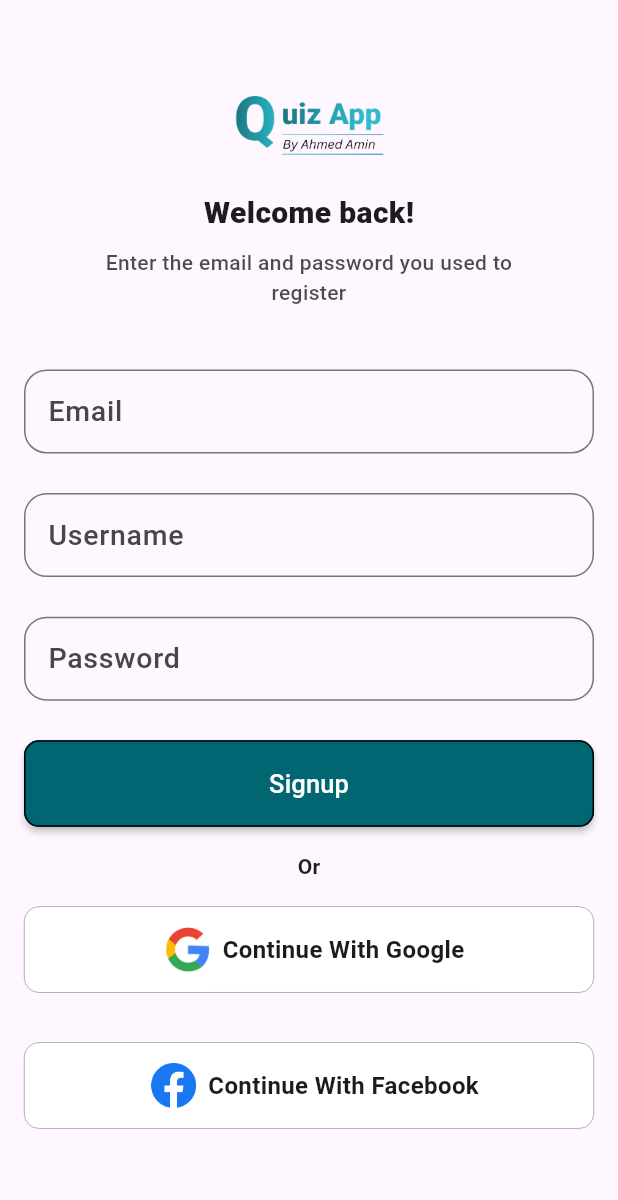
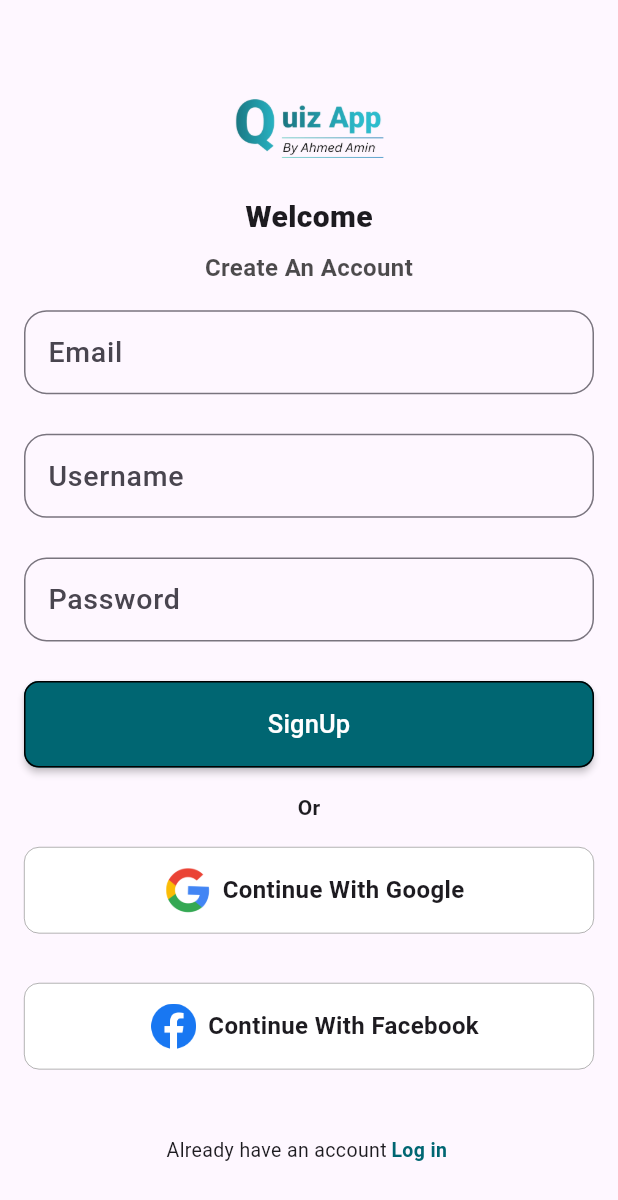
Before and after one commit to AhmedAmin55/Quiz_App, a Flutter app: the screen it shows after launch, after a tap on "Create an account", on a phone screen of 412 x 824 dp. Shown: the top 1200 px of the screen. Run offline on Flutter 3.47's test engine with Material 3 defaults, Android fonts, the phone set to English and light mode, and no system bars; our stand-ins replace animate_do.

Commit message:
finish login & signup

```diff
--- a/lib/core/utilis/app_texts.dart
+++ b/lib/core/utilis/app_texts.dart
@@ -14,9 +14,10 @@ class AppTexts{
   static const String haveNotSignedUpYet="Haven't signed up yet?";
   static const String createAnAccount="Create an account";
   // texts for signup page
-  static const String signup="Signup";
+  static const String signup="SignUp";
   static const String userName="Username";
   static const String hintUserName="Amino55";
   static const String welcomeSignup="Welcome";
-  static const String createAccount="Create An Account";
+  static const String noteSignup="Create An Account";
+  static const String alreadyHaveAnAccount="Already have an account";
 }
--- a/lib/features/login/data/shared_widget/custom_textformfield.dart
+++ b/lib/features/login/data/shared_widget/custom_textformfield.dart
@@ -21,7 +21,7 @@ class CustomTextField extends StatelessWidget {
           labelText: labelText,
           labelStyle: const TextStyle(
               fontSize: 19,
-              fontWeight: FontWeight.w500
+              fontWeight: FontWeight.w500,
           ),
           hintText: hintText,
           border: OutlineInputBorder(
--- a/lib/features/login/view/login_screen.dart
+++ b/lib/features/login/view/login_screen.dart
@@ -16,10 +16,14 @@ class LoginPage extends StatelessWidget {
     return Scaffold(
       body: Padding(
         padding: const EdgeInsets.all(16.0),
+        child: SingleChildScrollView(
           child: Column(
             crossAxisAlignment: CrossAxisAlignment.center,
             mainAxisAlignment: MainAxisAlignment.end,
             children:[
+              SizedBox(
+                height: size.height*0.05,
+              ),
               Image.asset(AppImages.smallLogo,width: 100),
               SizedBox(
                 height: size.height*0.03,
@@ -96,7 +100,7 @@ class LoginPage extends StatelessWidget {
               SizedBox(
                 height: size.height*0.02,
               ),
-            Text(
+              const Text(
                 AppTexts.or,
                 style:TextStyle(
                   fontWeight: FontWeight.w700
@@ -186,8 +190,8 @@ class LoginPage extends StatelessWidget {
                     padding: const EdgeInsets.all(3.0),
                     child: GestureDetector(
                       onTap: (){
-                      Navigator.pushReplacement(context, MaterialPageRoute(builder: (context){
-                      return SignupPage();
+                        Navigator.push(context, MaterialPageRoute(builder: (context){
+                        return const SignupPage();
                       }));
                       },
                       child: const Text(
@@ -205,6 +209,7 @@ class LoginPage extends StatelessWidget {
             ]
           ),
         ),
+      ),
     );
   }
 }
--- a/lib/features/signup/view/signup_screen.dart
+++ b/lib/features/signup/view/signup_screen.dart
@@ -13,16 +13,20 @@ class SignupPage extends StatelessWidget {
     return Scaffold(
       body: Padding(
         padding: const EdgeInsets.all(16.0),
+        child: SingleChildScrollView(
           child: Column(
             mainAxisAlignment: MainAxisAlignment.center,
             crossAxisAlignment: CrossAxisAlignment.center,
               children:[
+                SizedBox(
+                  height: size.height*0.05,
+                ),
                 Image.asset(AppImages.smallLogo,width: 100),
                 SizedBox(
                   height: size.height*0.03,
                 ),
                 const Text(
-                AppTexts.welcome,
+                  AppTexts.welcomeSignup,
                   style: TextStyle(
                       fontWeight: FontWeight.w900,
                       fontSize: 20
@@ -32,16 +36,16 @@ class SignupPage extends StatelessWidget {
                   height: size.height*0.01,
                 ),
                 Text(
-                AppTexts.note,
+                  AppTexts.noteSignup,
                   textAlign: TextAlign.center,
                   style: TextStyle(
                       color: AppColors.black.withOpacity(0.70),
-                    fontWeight: FontWeight.w500,
-                    fontSize: 14
+                      fontWeight: FontWeight.w600,
+                      fontSize: 16
                   ),
                 ),
                 SizedBox(
-                height: size.height*0.05,
+                  height: size.height*0.02,
                 ),
                 const CustomTextField(
                   labelText: AppTexts.email,
@@ -86,7 +90,7 @@ class SignupPage extends StatelessWidget {
                 SizedBox(
                   height: size.height*0.02,
                 ),
-              Text(
+                const Text(
                     AppTexts.or,
                     style:TextStyle(
                         fontWeight: FontWeight.w700
@@ -157,9 +161,38 @@ class SignupPage extends StatelessWidget {
                   ) ,
                 ),
                 SizedBox(
-                height: size.height*0.02,
+                  height: size.height*0.05,
                 ),
+                Row(
+                  mainAxisAlignment: MainAxisAlignment.center,
+                  children: [
+                    const Text(
+                      AppTexts.alreadyHaveAnAccount,
+                      style: TextStyle(
+                          fontWeight: FontWeight.w400,
+                          fontSize: 13
+                      ),
+                    ),
+                    Padding(
+                      padding: const EdgeInsets.all(3.0),
+                      child: GestureDetector(
+                        onTap: (){
+                          Navigator.pop(context);
+                        },
+                        child: const Text(
+                          AppTexts.login,
+                          style: TextStyle(
+                              color: AppColors.mainColor,
+                              fontWeight: FontWeight.w700,
+                              fontSize: 13
+                          ),
+                        ),
+                      ),
+                    )
+                  ],
+                )
               ]
+          ),
         ),
       ),
       );
```
Lines whose indentation alone changed are shown as unchanged.
